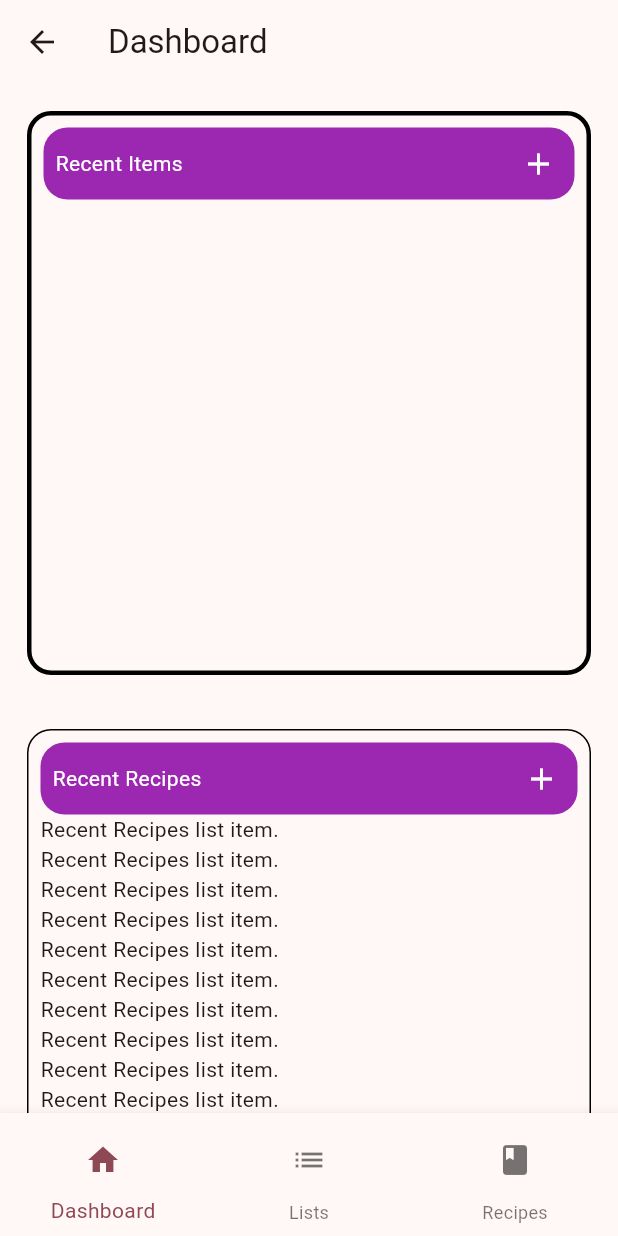
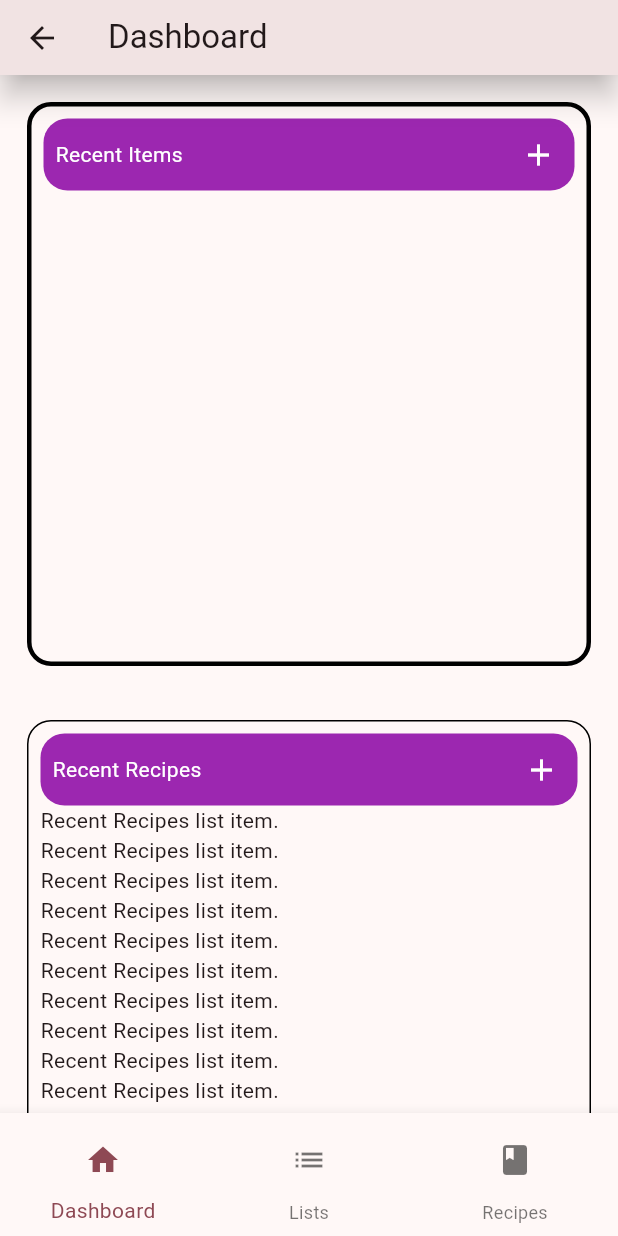
Before and after one commit to BMarx981/GrocerApp, a Flutter app: the DashboardPage screen opened by its route, on a phone screen of 412 x 824 dp. Run offline on Flutter 3.47's test engine with Material 3 defaults, Android fonts, the light colour scheme and no system bars; our stand-ins replace beamer, drift, flutter_riverpod, riverpod_annotation, sqlite3_flutter_libs; missing offline and left inert: sqlite3; accounts and stored records are empty; generated files the repository leaves out were written again.

Commit message:
Appbar changes and new add items page.

```diff
--- a/lib/app.dart
+++ b/lib/app.dart
@@ -1,5 +1,6 @@
 import 'package:flutter/material.dart';
 import 'package:flutter_riverpod/flutter_riverpod.dart';
+import 'package:grocerapp/presentation/view/features/dashboard/dashboard_add_items_page.dart';
 import 'package:grocerapp/presentation/view/features/dashboard/dashboard_page.dart';
 import 'package:grocerapp/presentation/view/features/lists/lists_page.dart';
 import 'package:grocerapp/presentation/view/features/login/login_page.dart';
@@ -15,6 +16,7 @@ class App extends StatelessWidget {
       '/dashboard': (context, state, data) => const DashboardPage(),
       '/lists': (context, state, data) => ListsPage(),
       '/recipes': (context, state, data) => const RecipesPage(),
+      '/add_items_to_list': (context, state, data) => const AddItemsPage(),
     }).call,
   );
   // This widget is the root of your application.
--- a/lib/domain/repository/grocery_item_repository.dart
+++ b/lib/domain/repository/grocery_item_repository.dart
@@ -11,6 +11,10 @@ class GroceryItemRepository extends _$GroceryItemRepository {
   @override
   Stream<List<GroceryItemData>> build() {
     return db.select(db.groceryItems).watch();
+  }
+
+  Future<List<GroceryItemData>> fetchGroceryItems() async {
+    return await db.select(db.groceryItems).get();
   }
 
   Future<int> addItem(
--- a/lib/domain/repository/lists_repository.dart
+++ b/lib/domain/repository/lists_repository.dart
@@ -60,6 +60,12 @@ class ListsRepository extends _$ListsRepository {
         );
   }
 
+  Future<int> addItemToList(int listId, int itemId, String name) {
+    return db
+        .into(db.shoppingLists)
+        .insert(ShoppingListData(name: name, listId: listId, itemId: itemId));
+  }
+
   Future updateList(int id, {String? name}) {
     final update = (db.update(db.groceryItems)..where((t) => t.id.equals(id)))
         .write(GroceryItemsCompanion(name: Value(name)));
--- a/lib/presentation/view/features/app_bar/app_bar.dart
+++ b/lib/presentation/view/features/app_bar/app_bar.dart
@@ -0,0 +1,26 @@
+import 'package:flutter/material.dart';
+
+class GrocerAppbar extends StatelessWidget implements PreferredSize {
+  const GrocerAppbar({super.key, this.title = ""});
+
+  ///The title of the appbar to be displayed
+  ///at the top in the center of the scaffold
+  final String title;
+
+  @override
+  Widget build(BuildContext context) {
+    return AppBar(
+      key: key,
+      title: Text(title),
+      shadowColor: Colors.black,
+      elevation: 8,
+      scrolledUnderElevation: null,
+    );
+  }
+
+  @override
+  Widget get child => const Spacer();
+
+  @override
+  Size get preferredSize => const Size.fromHeight(50.0);
+}
--- a/lib/presentation/view/features/dashboard/dashboard_page.dart
+++ b/lib/presentation/view/features/dashboard/dashboard_page.dart
@@ -1,5 +1,6 @@
 import 'package:flutter/material.dart';
 import 'package:flutter_riverpod/flutter_riverpod.dart';
+import 'package:grocerapp/presentation/view/features/app_bar/app_bar.dart';
 import 'package:grocerapp/presentation/view/features/bottom_nav_bar/bottom_nav_bar_widget.dart';
 import 'package:grocerapp/presentation/view/features/dashboard/recent_items_grid_widget.dart';
 import 'package:grocerapp/presentation/view/features/dashboard/recent_lists_widget.dart';
@@ -12,9 +13,9 @@ class DashboardPage extends ConsumerWidget {
   Widget build(BuildContext context, WidgetRef ref) {
     int gridCount = 2;
     return Scaffold(
-      appBar: AppBar(
-        key: const Key('dashboard_appbar'),
-        title: const Text("Dashboard"),
+      appBar: const GrocerAppbar(
+        key: Key('dashboard_appbar'),
+        title: "Dashboard",
       ),
       body: Row(
         children: [
--- a/lib/presentation/view/features/dashboard/dashboard_title_widget.dart
+++ b/lib/presentation/view/features/dashboard/dashboard_title_widget.dart
@@ -1,5 +1,4 @@
 import 'package:flutter/material.dart';
-import 'package:grocerapp/presentation/common_widgets/add_item_dialog.dart';
 
 class DashboardTitleWidget extends StatelessWidget {
   const DashboardTitleWidget({
@@ -34,10 +33,7 @@ class DashboardTitleWidget extends StatelessWidget {
                 ),
                 IconButton(
                   onPressed: () {
-                    showDialog(
-                      context: context,
-                      builder: (context) => AddItemWidget(),
-                    );
+                    addFunction();
                   },
                   icon: const Icon(
                     Icons.add,
```
Also changed, not shown: lib/presentation/common_widgets/add_list_dialog.dart (added, +65 -0 lines), lib/presentation/view/features/dashboard/dashboard_add_items_page.dart (added, +35 -0 lines), lib/presentation/view/features/dashboard/recent_lists_widget.dart (+35 -5 lines), lib/presentation/view/features/login/login_page.dart (+5 -3 lines), lib/presentation/view/features/recipes/recipes.dart (+6 -5 lines).
